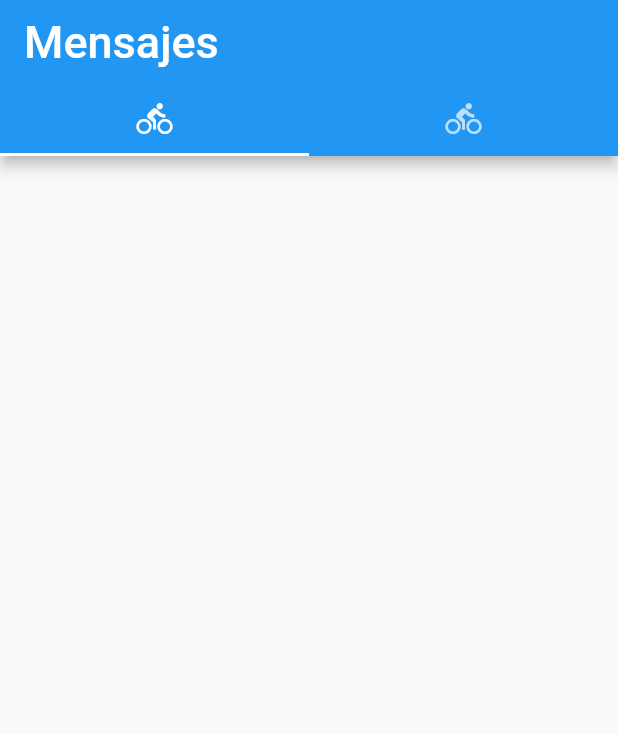
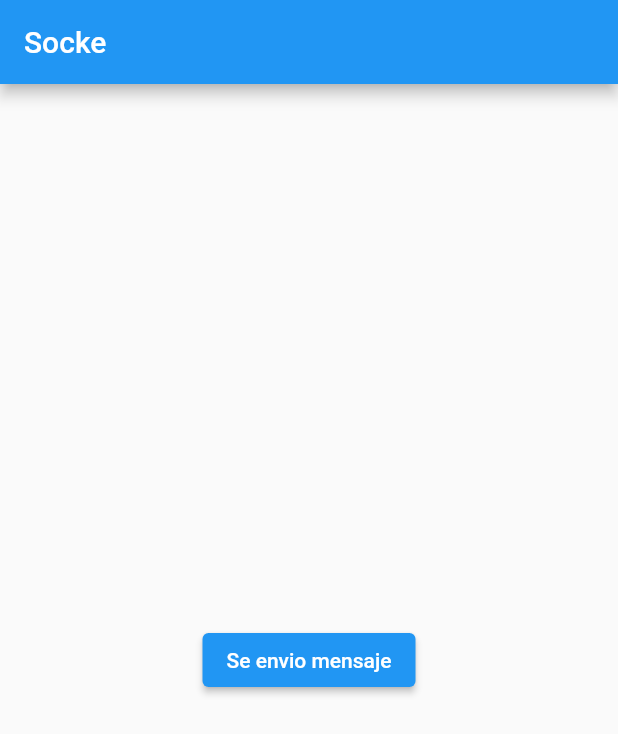
Before and after one commit to Cubilla-Dev/chatConnect, a Flutter app: the screen it shows after launch, on a phone screen of 412 x 824 dp. Shown: the top 734 px of the screen. Run offline on Flutter 3.47's test engine with Material 2 defaults, Android fonts, the phone set to English and light mode, and no system bars; our stand-ins replace go_router, socket_io_client, sqflite; accounts and stored records are empty; network calls fail.

Commit message:
Se agrego cambios a pubpec

```diff
--- a/chat_app/lib/config/router.dart
+++ b/chat_app/lib/config/router.dart
@@ -1,6 +1,7 @@
 import 'package:chat_app/presentation/screens/Home.dart';
 import 'package:chat_app/presentation/screens/Login.dart';
 import 'package:chat_app/presentation/screens/Register.dart';
+import 'package:chat_app/presentation/socket/chat_socket.dart';
 import 'package:go_router/go_router.dart';
 import 'package:flutter/material.dart';
 
@@ -8,7 +9,7 @@ final GoRouter router = GoRouter(routes: <RouteBase>[
   GoRoute(
       path: '/',
       builder: (BuildContext context, GoRouterState state) {
-        return const Home();
+        return ChatSocket();
       }),
   GoRoute(
       path: '/register',
--- a/chat_app/lib/presentation/socket/chat_socket.dart
+++ b/chat_app/lib/presentation/socket/chat_socket.dart
@@ -1,27 +1,47 @@
-import 'package:socket_io_client/socket_io_client.dart' as IO;
+import 'package:flutter/material.dart';
+import 'package:socket_io_client/socket_io_client.dart';
 
-class Conexion {
-  Conexion() {
-    final client = IO.io(
-      'ws://127.0.0.1:4000', // Reemplaza con la URL de tu servidor WebSocket
-      <String, dynamic>{
-        'transports': ['websocket'],
-      },
+class ChatSocket extends StatefulWidget {
+  @override
+  State<ChatSocket> createState() => _SocketState();
+}
+
+class _SocketState extends State<ChatSocket> {
+  late Socket socket;
+
+  // const Socket({super.key});
+  @override
+  void initState() {
+    super.initState();
+    socket = io('http://192.168.0.4:4000');
+    socket.connect();
+    socket.on('connect', (_) {
+      print('Connected to the  server');
+    });
+  }
+
+  Future<void> sendMessage(String message) async {
+    socket.emit('chat_message', message);
+  }
+
+  @override
+  Widget build(BuildContext context) {
+    return MaterialApp(
+      home: Scaffold(
+        appBar: AppBar(title: Text('Socke')),
+        body: Center(
+          child: Column(
+            mainAxisAlignment: MainAxisAlignment.center,
+            children: [
+              ElevatedButton(
+                  onPressed: () {
+                    sendMessage('Hola, server');
+                  },
+                  child: Text('Se envio mensaje'))
+            ],
+          ),
+        ),
+      ),
     );
-
-    client.on('connect', (_) {
-      print('Conexión exitosa');
-    });
-
-    client.on('msg', (data) {
-      print('Mensaje llegado de servidor: $data');
-    });
-
-    // Conectar al servidor
-    client.connect();
   }
 }
-
-void main() {
-  Conexion();
-}
--- a/chat_app/pubspec.yaml
+++ b/chat_app/pubspec.yaml
@@ -16,7 +16,7 @@ dependencies:
   cupertino_icons: ^1.0.2
   sqflite: ^2.3.0
   provider: ^6.0.5
-  socket_io: ^1.0.1
+  # socket_io: ^1.0.1
   socket_io_client: ^1.0.2
   go_router: 11.0.0
   flutter_dotenv: 5.1.0
```
Also changed, not shown: chat_app/pubspec.lock.
